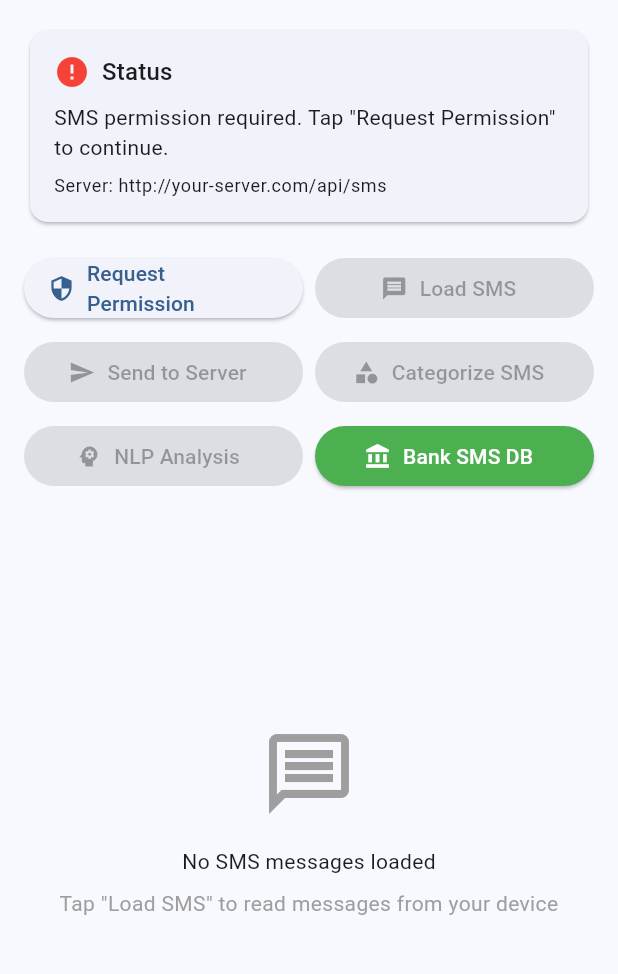
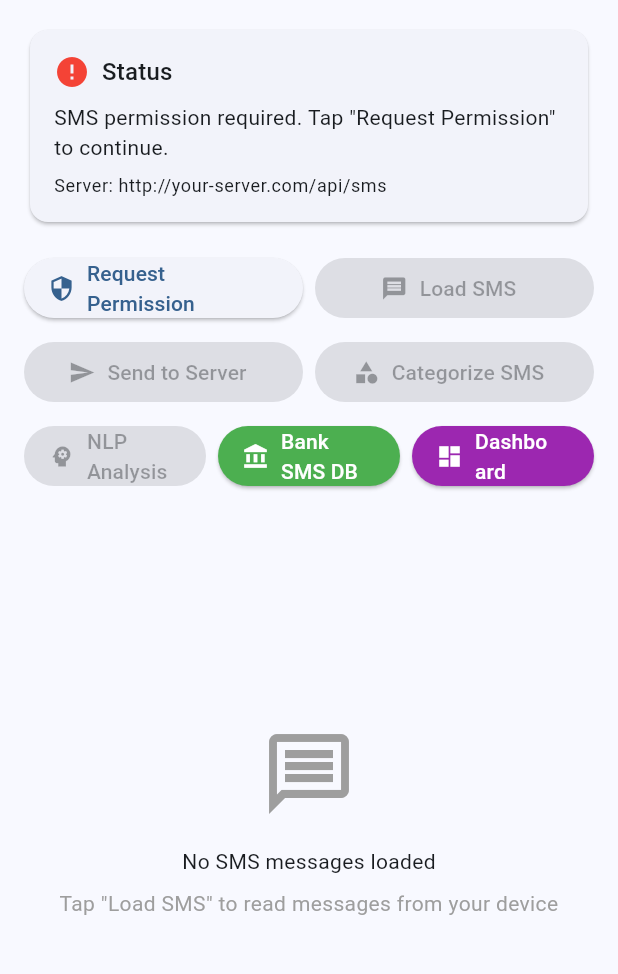
Before and after one commit to calvinhon/WIO, a Flutter app: the screen it shows after launch, on a phone screen of 412 x 824 dp, the part 84-1058 px from its top. Run offline on Flutter 3.47's test engine with Material 3 defaults, Android fonts, the phone set to English and light mode, and no system bars; our stand-ins replace sqflite; accounts and stored records are empty.

Commit message:
added dashboard

```diff
--- a/sms_reader_app/lib/main.dart
+++ b/sms_reader_app/lib/main.dart
@@ -5,6 +5,7 @@ import 'models/sms_message_model.dart';
 import 'screens/nlp_analysis_screen.dart';
 import 'screens/sms_categorization_screen.dart';
 import 'screens/bank_sms_manager_screen.dart';
+import 'screens/dashboard_screen.dart';
 
 void main() {
   runApp(const SmsReaderApp());
@@ -354,6 +355,22 @@ class _SmsReaderHomePageState extends State<SmsReaderHomePage> {
                     ),
                   ),
                 ),
+                const SizedBox(width: 8),
+                Expanded(
+                  child: ElevatedButton.icon(
+                    onPressed: _isLoading ? null : () {
+                      Navigator.of(context).push(
+                        MaterialPageRoute(builder: (context) => const DashboardScreen()),
+                      );
+                    },
+                    icon: const Icon(Icons.dashboard),
+                    label: const Text('Dashboard'),
+                    style: ElevatedButton.styleFrom(
+                      backgroundColor: Colors.purple,
+                      foregroundColor: Colors.white,
+                    ),
+                  ),
+                ),
               ],
             ),
 
```
Also changed, not shown: sms_reader_app/lib/screens/dashboard_screen.dart (added, +75 -0 lines), 2 other files.
